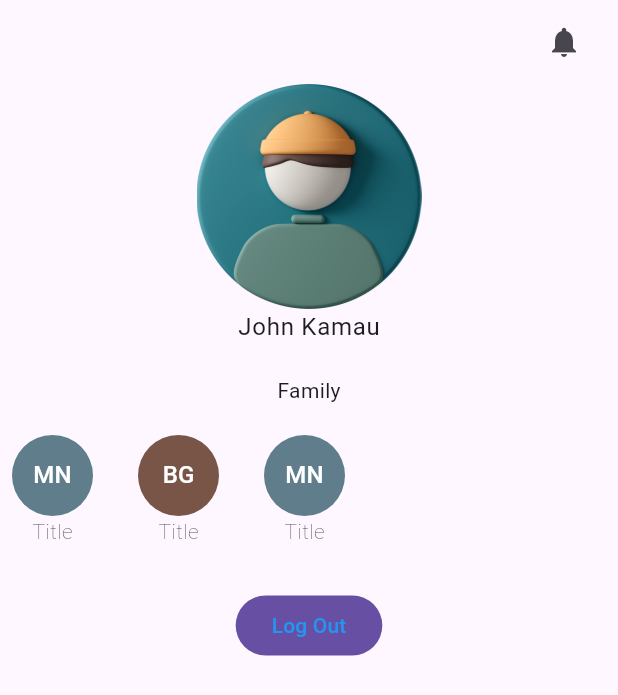
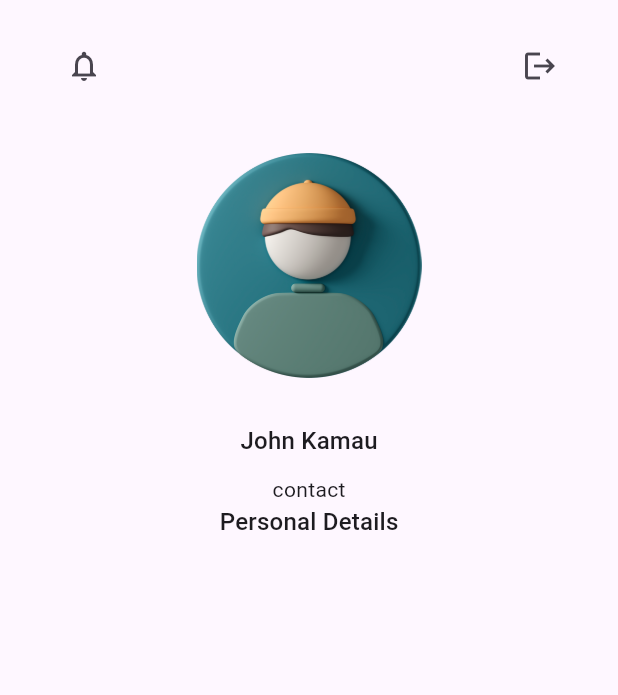
Before and after one commit to dita-daystaruni/orientation_ap, a Flutter app: the Profile screen opened directly, on a phone screen of 412 x 824 dp. Shown: the top 695 px of the screen. Run offline on Flutter 3.47's test engine with Material 3 defaults, Android fonts, the phone set to English and light mode, and no system bars; our stand-ins replace get.

Commit message:
profiles done

```diff
--- a/lib/models/contact_tile.dart
+++ b/lib/models/contact_tile.dart
@@ -29,12 +29,21 @@ class ContactTile extends StatelessWidget {
               ),
             ),
             name != null
-                ? Text(name!)
+                ? Text(
+                    name!,
+                    style: Theme.of(context).textTheme.titleMedium,
+                  )
                 : const Text(
                     'Title',
                     style: TextStyle(fontWeight: FontWeight.w200),
                   ),
-            contact != null ? Text(contact!) : const Text(''),
+            contact != null
+                ? Text(
+                    contact!,
+                    style: const TextStyle(
+                        fontWeight: FontWeight.w500, color: Colors.grey),
+                  )
+                : const Text(''),
           ],
         ),
       ),
--- a/lib/models/custom_bottomnav.dart
+++ b/lib/models/custom_bottomnav.dart
@@ -24,7 +24,10 @@ class _BottomNavState extends State<BottomNav> {
   @override
   Widget build(BuildContext context) {
     return Scaffold(
-      bottomNavigationBar: BottomNavigationBar(
+      bottomNavigationBar: Padding(
+        padding: const EdgeInsets.all(8.0),
+        child: BottomNavigationBar(
+          elevation: 18,
           currentIndex: selectedIndex,
           selectedItemColor: Colors.blue,
           unselectedItemColor: Colors.grey,
@@ -53,6 +56,7 @@ class _BottomNavState extends State<BottomNav> {
             ),
           ],
         ),
+      ),
       body: pages[selectedIndex],
     );
   }
--- a/lib/pages/profile.dart
+++ b/lib/pages/profile.dart
@@ -1,6 +1,4 @@
 import 'package:flutter/material.dart';
-
-import '../models/contact_tile.dart';
 
 class Profile extends StatelessWidget {
   const Profile({super.key});
@@ -8,65 +6,50 @@ class Profile extends StatelessWidget {
   @override
   Widget build(BuildContext context) {
     return Scaffold(
-      body: Center(
+      body: Padding(
+        padding: const EdgeInsets.all(16.0),
         child: Column(
           children: [
-            const ListTile(
-              trailing: Icon(Icons.notifications),
+            ListTile(
+              leading: IconButton(
+                  onPressed: () {},
+                  icon: const Icon(Icons.notifications_outlined)),
+              trailing: const Icon(Icons.logout),
+            ),
+            const SizedBox(
+              height: 30,
             ),
             Image.asset(
               'assets/images/profile.png',
               height: 150,
             ),
+            const SizedBox(
+              height: 30,
+            ),
             Text(
               'John Kamau',
-              style: Theme.of(context).textTheme.bodyLarge,
+              style: Theme.of(context).textTheme.titleMedium,
             ),
             const SizedBox(
-              height: 20,
+              height: 10,
             ),
+            //const FamilyList(),
             Text(
-              'Family',
+              'contact',
               style: Theme.of(context).textTheme.bodyMedium,
             ),
-            const SizedBox(
-              height: 20,
-            ),
-            const Column(
+            Column(
+              mainAxisAlignment: MainAxisAlignment.start,
+              crossAxisAlignment: CrossAxisAlignment.start,
               children: [
-                Row(
-                  children: [
-                    ContactTile(label: 'MN', bgColor: Colors.blueGrey),
-                     SizedBox(
-                      width: 22,
-                    ),
-                    ContactTile(label: "BG", bgColor: Colors.brown),
-                    SizedBox(width: 22,),
-                    ContactTile(label: 'MN', bgColor: Colors.blueGrey),
-
-                  ],
-                )
+                Text(
+                  'Personal Details',
+                  style: Theme.of(context).textTheme.titleMedium,
+                ),
               ],
             ),
-            // const Spacer(),
-            FilledButton(
-              onPressed: () {
-                const AboutDialog(
-                  applicationLegalese: 'Are you sure?',
-                  applicationName: 'Confrim Action',
-                  applicationIcon: Icon(Icons.logout_outlined),
-                );
-              },
-              style: const ButtonStyle(
-                  foregroundColor: MaterialStatePropertyAll(Colors.blue)),
-              child: const Text(
-                'Log Out',
-                style: TextStyle(),
-              ),
-            ),
-            const SizedBox(
-              height: 20,
-            )
+
+            const Spacer(),
           ],
         ),
       ),
--- a/lib/pages/sign_in.dart
+++ b/lib/pages/sign_in.dart
@@ -150,6 +150,7 @@ class _SignInState extends State<SignIn> {
                         : FilledButton(
                             onPressed: () async {
                               // validating user input
+                              Get.offAllNamed('/landing_page');
                               if (admnocontroller.text.trim().isEmpty ||
                                   passwordcontroller.text.trim().isEmpty) {
                                 Get.snackbar('Empty Field(s)',
--- a/pubspec.yaml
+++ b/pubspec.yaml
@@ -30,3 +30,4 @@ flutter:
     - assets/images/profile.png
     - assets/images/students.png
     - assets/images/notify.png
+    - assets/images/questionmark.png
```
Also changed, not shown: lib/models/daystile.dart (added, +34 -0 lines), lib/models/familylist.dart (added, +89 -0 lines), lib/pages/faq.dart (+33 -16 lines), lib/pages/routines.dart (+24 -62 lines), assets/images/questionmark.png (added). Lines whose indentation alone changed are shown as unchanged.
